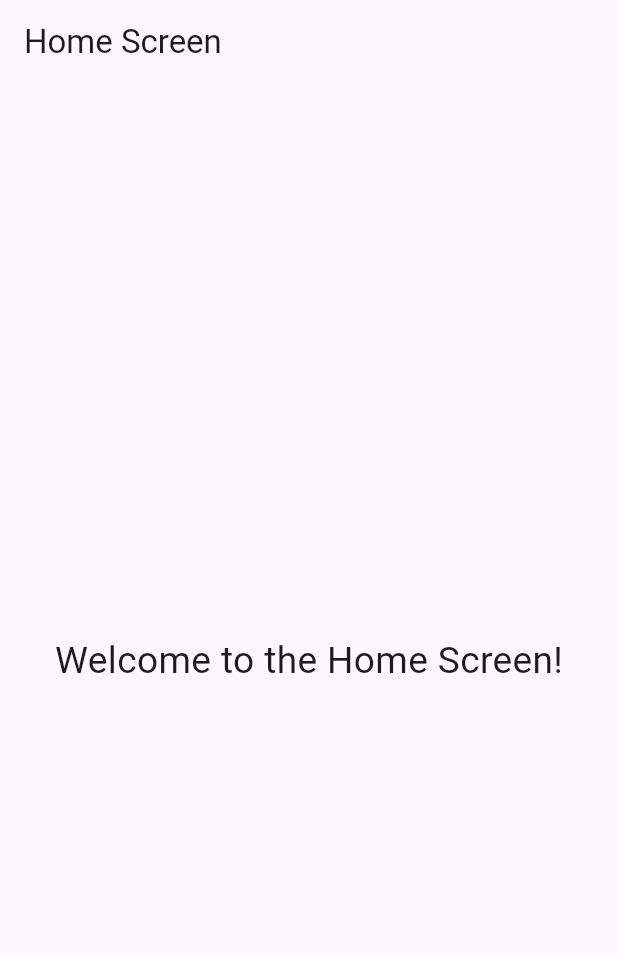
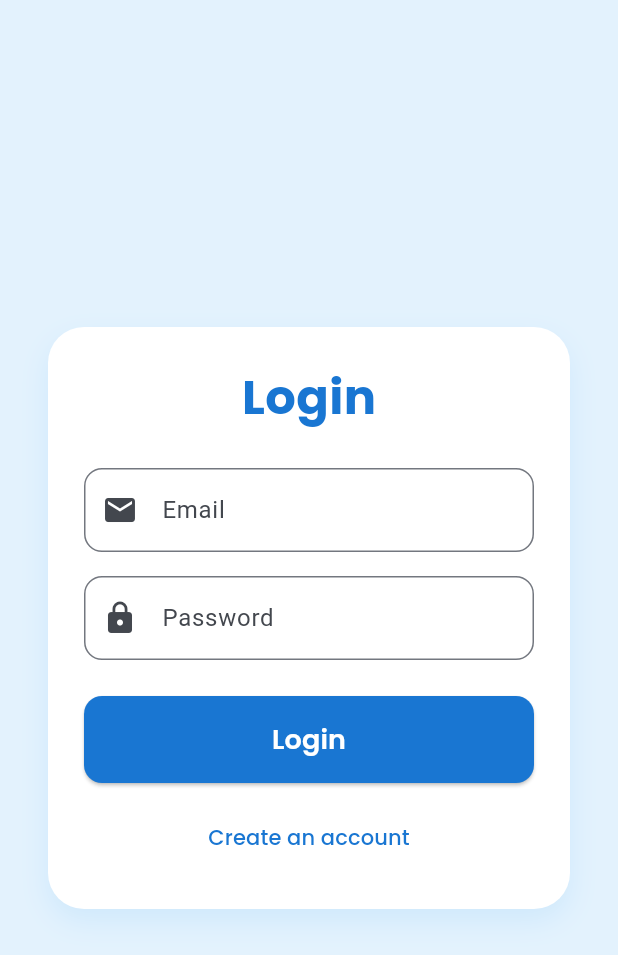
Before and after one commit to NikhilD1998/task_manager, a Flutter app: the screen it shows after launch, on a phone screen of 412 x 824 dp. Shown: the top 955 px of the screen. Run offline on Flutter 3.47's test engine with Material 3 defaults, Android fonts, the phone set to English and light mode, and no system bars; our stand-ins replace firebase_auth, firebase_core, flutter_riverpod, google_fonts; accounts and stored records are empty.

Commit message:
Implement authentication features with Firebase, including login and registration screens, and integrate Firebase Auth in the project.

```diff
--- a/lib/main.dart
+++ b/lib/main.dart
@@ -18,7 +18,10 @@ class MyApp extends StatelessWidget {
       title: 'Flutter Demo',
       debugShowCheckedModeBanner: false,
       theme: ThemeData(
-        colorScheme: ColorScheme.fromSeed(seedColor: Colors.deepPurple),
+        colorScheme: ColorScheme.fromSeed(
+          seedColor: Colors.blue, // Set blue as primary color
+          primary: Colors.blue,
+        ),
       ),
       home: SplashScreen(),
     );
--- /dev/null
+++ b/lib/providers/auth_provider.dart
@@ -0,0 +1,40 @@
+import 'package:flutter_riverpod/flutter_riverpod.dart';
+import 'package:firebase_auth/firebase_auth.dart';
+
+final firebaseAuthProvider = Provider<FirebaseAuth>((ref) {
+  return FirebaseAuth.instance;
+});
+
+final authProvider = Provider<AuthService>((ref) {
+  final auth = ref.watch(firebaseAuthProvider);
+  return AuthService(auth);
+});
+
+class AuthService {
+  final FirebaseAuth _auth;
+  AuthService(this._auth);
+
+  Future<User?> login(String email, String password) async {
+    try {
+      final result = await _auth.signInWithEmailAndPassword(
+        email: email,
+        password: password,
+      );
+      return result.user;
+    } catch (e) {
+      rethrow;
+    }
+  }
+
+  Future<User?> register(String email, String password) async {
+    try {
+      final result = await _auth.createUserWithEmailAndPassword(
+        email: email,
+        password: password,
+      );
+      return result.user;
+    } catch (e) {
+      rethrow;
+    }
+  }
+}
--- /dev/null
+++ b/lib/screens/login_screen.dart
@@ -0,0 +1,144 @@
+import 'package:flutter/material.dart';
+import 'package:google_fonts/google_fonts.dart';
+import 'package:task_manager/screens/register_screen.dart';
+
+class LoginScreen extends StatefulWidget {
+  const LoginScreen({super.key});
+
+  @override
+  State<LoginScreen> createState() => _LoginScreenState();
+}
+
+class _LoginScreenState extends State<LoginScreen> {
+  final _formKey = GlobalKey<FormState>();
+  String email = '';
+  String password = '';
+
+  @override
+  Widget build(BuildContext context) {
+    return Scaffold(
+      backgroundColor: Colors.blue.shade50,
+      body: Center(
+        child: SingleChildScrollView(
+          padding: const EdgeInsets.symmetric(horizontal: 32, vertical: 24),
+          child: Container(
+            padding: const EdgeInsets.all(24),
+            decoration: BoxDecoration(
+              color: Colors.white,
+              borderRadius: BorderRadius.circular(24),
+              boxShadow: [
+                BoxShadow(
+                  color: Colors.blue.withOpacity(0.1),
+                  blurRadius: 16,
+                  offset: const Offset(0, 8),
+                ),
+              ],
+            ),
+            child: Form(
+              key: _formKey,
+              child: Column(
+                mainAxisSize: MainAxisSize.min,
+                children: [
+                  Text(
+                    'Login',
+                    style: GoogleFonts.poppins(
+                      fontSize: 32,
+                      fontWeight: FontWeight.bold,
+                      color: Colors.blue.shade700,
+                    ),
+                  ),
+                  const SizedBox(height: 24),
+                  TextFormField(
+                    decoration: InputDecoration(
+                      labelText: 'Email',
+                      prefixIcon: const Icon(Icons.email),
+                      border: OutlineInputBorder(
+                        borderRadius: BorderRadius.circular(12),
+                      ),
+                    ),
+                    keyboardType: TextInputType.emailAddress,
+                    validator: (value) {
+                      if (value == null || value.isEmpty) {
+                        return 'Please enter your email';
+                      }
+                      if (!RegExp(r'^[^@]+@[^@]+\.[^@]+').hasMatch(value)) {
+                        return 'Enter a valid email';
+                      }
+                      return null;
+                    },
+                    onSaved: (value) => email = value ?? '',
+                  ),
+                  const SizedBox(height: 16),
+                  TextFormField(
+                    decoration: InputDecoration(
+                      labelText: 'Password',
+                      prefixIcon: const Icon(Icons.lock),
+                      border: OutlineInputBorder(
+                        borderRadius: BorderRadius.circular(12),
+                      ),
+                    ),
+                    obscureText: true,
+                    validator: (value) {
+                      if (value == null || value.isEmpty) {
+                        return 'Please enter your password';
+                      }
+                      if (value.length < 6) {
+                        return 'Password must be at least 6 characters';
+                      }
+                      return null;
+                    },
+                    onSaved: (value) => password = value ?? '',
+                  ),
+                  const SizedBox(height: 24),
+                  SizedBox(
+                    width: double.infinity,
+                    child: ElevatedButton(
+                      style: ElevatedButton.styleFrom(
+                        backgroundColor: Colors.blue.shade700,
+                        padding: const EdgeInsets.symmetric(vertical: 16),
+                        shape: RoundedRectangleBorder(
+                          borderRadius: BorderRadius.circular(12),
+                        ),
+                      ),
+                      onPressed: () {
+                        if (_formKey.currentState?.validate() ?? false) {
+                          _formKey.currentState?.save();
+                          // Handle login logic here
+                        }
+                      },
+                      child: Text(
+                        'Login',
+                        style: GoogleFonts.poppins(
+                          fontSize: 18,
+                          fontWeight: FontWeight.w600,
+                          color: Colors.white,
+                        ),
+                      ),
+                    ),
+                  ),
+                  const SizedBox(height: 12),
+                  TextButton(
+                    onPressed: () {
+                      Navigator.of(context).pushReplacement(
+                        MaterialPageRoute(
+                          builder: (context) => const RegisterScreen(),
+                        ),
+                      );
+                    },
+                    child: Text(
+                      'Create an account',
+                      style: GoogleFonts.poppins(
+                        color: Colors.blue.shade700,
+                        fontWeight: FontWeight.w500,
+                      ),
+                    ),
+                  ),
+                ],
+              ),
+            ),
+          ),
+        ),
+      ),
+    );
+  }
+}
--- a/lib/screens/splash_screen.dart
+++ b/lib/screens/splash_screen.dart
@@ -1,7 +1,7 @@
 import 'package:flutter/material.dart';
 import 'dart:async';
 
-import 'package:task_manager/screens/home_screen.dart';
+import 'package:task_manager/screens/login_screen.dart';
 
 class SplashScreen extends StatefulWidget {
   const SplashScreen({super.key});
@@ -16,7 +16,7 @@ class _SplashScreenState extends State<SplashScreen> {
     super.initState();
     Timer(const Duration(seconds: 3), () {
       Navigator.of(context).pushReplacement(
-        MaterialPageRoute(builder: (context) => const HomeScreen()),
+        MaterialPageRoute(builder: (context) => const LoginScreen()),
       );
     });
   }
--- a/pubspec.yaml
+++ b/pubspec.yaml
@@ -36,6 +36,8 @@ dependencies:
   cupertino_icons: ^1.0.8
   google_fonts: ^6.3.1
   firebase_core: ^4.1.0
+  flutter_riverpod: ^3.0.0
+  firebase_auth: ^6.0.2
 
 dev_dependencies:
   flutter_test:
```
Also changed, not shown: lib/screens/register_screen.dart (added, +166 -0 lines), pubspec.lock, 3 other files.
